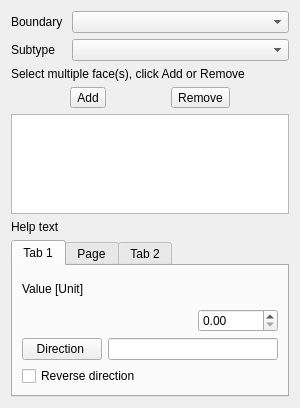
The window that src/Mod/Fem/Gui/TaskFemConstraintFluidBoundary.ui (southseact-3d/fcd) describes before a commit, drawn with Qt 5.
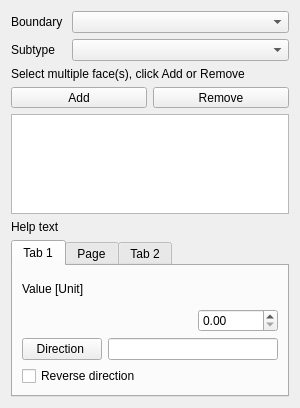
The same window after the commit.

Commit message:
[FEM] Expand Add/Remove buttons in constraint tasks
Minor UI improvement. The behavior had changed when the buttons were changed
from `QPushButton` to `QToolButton` in 457c8b6de2626e0ed5bc56fcce7aaf9d784dbc1d.

```diff
--- a/src/Mod/Fem/Gui/TaskFemConstraintFluidBoundary.ui
+++ b/src/Mod/Fem/Gui/TaskFemConstraintFluidBoundary.ui
@@ -75,6 +75,12 @@
     <layout class="QHBoxLayout" name="horizontalLayout_2">
      <item>
       <widget class="QToolButton" name="btnAdd">
+       <property name="sizePolicy">
+        <sizepolicy hsizetype="Expanding" vsizetype="Fixed">
+         <horstretch>0</horstretch>
+         <verstretch>0</verstretch>
+        </sizepolicy>
+       </property>
        <property name="text">
         <string>Add</string>
        </property>
@@ -85,6 +91,12 @@
      </item>
      <item>
       <widget class="QToolButton" name="btnRemove">
+       <property name="sizePolicy">
+        <sizepolicy hsizetype="Expanding" vsizetype="Fixed">
+         <horstretch>0</horstretch>
+         <verstretch>0</verstretch>
+        </sizepolicy>
+       </property>
        <property name="text">
         <string>Remove</string>
        </property>
```
The commit also changes 9 other files.
